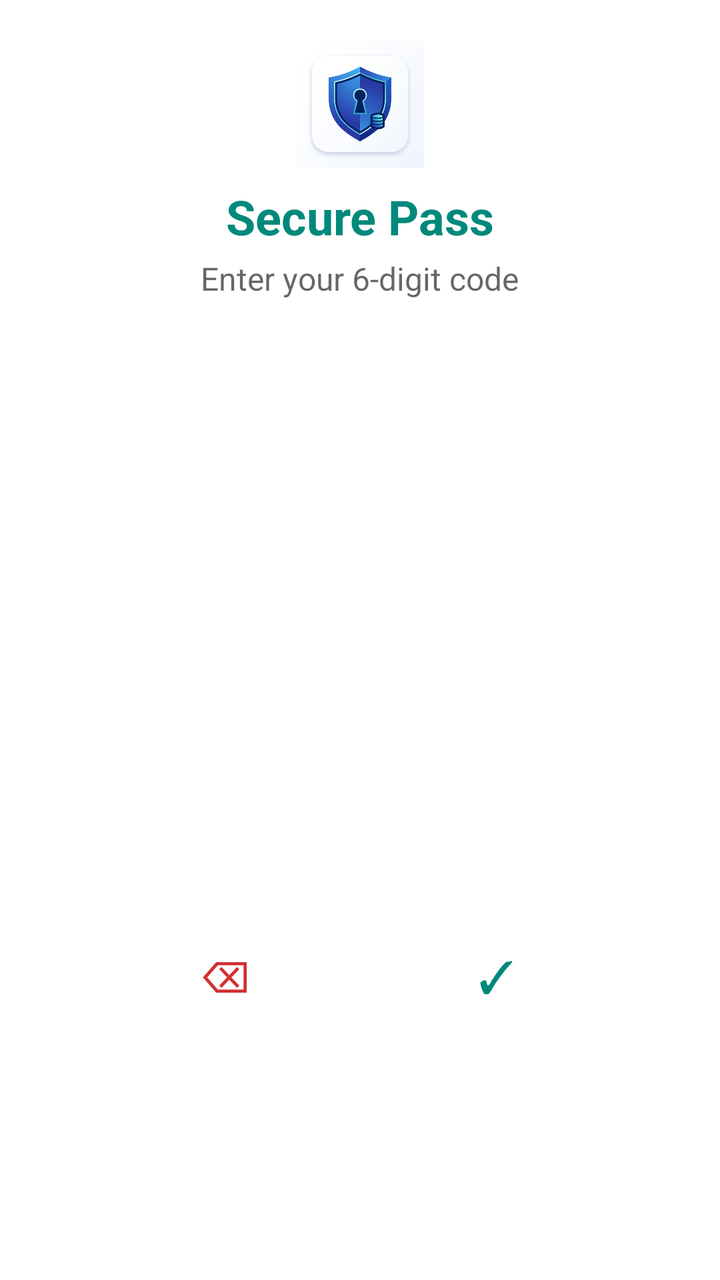
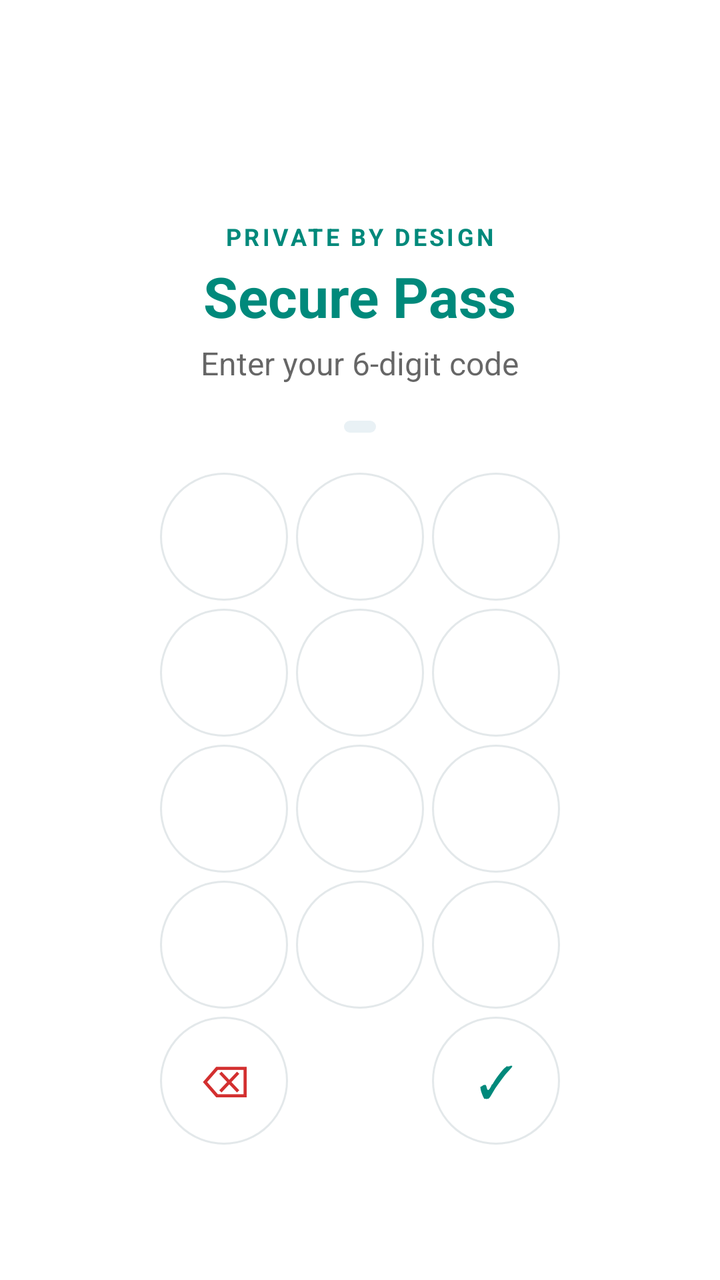

Before-and-after screenshots of an Android layout around one commit, followed by the original layout XML and the change that was made.
<!-- AndroidManifest.xml: application theme Theme.SecurePass -->
<!-- res/layout/activity_main.xml -->
<?xml version="1.0" encoding="utf-8"?>
<LinearLayout
    xmlns:android="http://schemas.android.com/apk/res/android"
    xmlns:app="http://schemas.android.com/apk/res-auto"
    android:layout_width="match_parent"
    android:layout_height="match_parent"
    android:orientation="vertical"
    android:gravity="center_horizontal"
    android:paddingTop="20dp"
    android:paddingStart="24dp"
    android:paddingEnd="24dp"
    android:fitsSystemWindows="true">

    
    <ImageView
        android:id="@+id/ivLockIcon"
        android:layout_width="64dp"
        android:layout_height="64dp"
        android:src="@drawable/classic_blue"
        android:scaleType="fitCenter"
        android:adjustViewBounds="true"
        android:contentDescription="Secure Pass"
        android:layout_marginBottom="8dp"/>

    
    <TextView
        android:layout_width="wrap_content"
        android:layout_height="wrap_content"
        android:text="Secure Pass"
        android:textSize="24sp"
        android:textColor="?attr/colorPrimary"
        android:textStyle="bold"
        android:layout_marginBottom="4dp"/>

    
    <TextView
        android:id="@+id/tvInstruction"
        android:layout_width="wrap_content"
        android:layout_height="wrap_content"
        android:text="Enter your 6-digit code"
        android:textSize="16sp"
        android:textColor="?android:attr/textColorSecondary"
        android:layout_marginBottom="16dp"/>

    
    <LinearLayout
        android:id="@+id/pinDotsContainer"
        android:layout_width="wrap_content"
        android:layout_height="wrap_content"
        android:orientation="horizontal"
        android:layout_marginBottom="16dp">
    </LinearLayout>

    
    <GridLayout
        android:id="@+id/gridNumberPad"
        android:layout_width="wrap_content"
        android:layout_height="wrap_content"
        android:columnCount="3"
        android:rowCount="5"
        android:gravity="center">

        
        <Button android:id="@+id/btnKey0" style="@style/NumberPadButton"/>
        <Button android:id="@+id/btnKey1" style="@style/NumberPadButton"/>
        <Button android:id="@+id/btnKey2" style="@style/NumberPadButton"/>

        
        <Button android:id="@+id/btnKey3" style="@style/NumberPadButton"/>
        <Button android:id="@+id/btnKey4" style="@style/NumberPadButton"/>
        <Button android:id="@+id/btnKey5" style="@style/NumberPadButton"/>

        
        <Button android:id="@+id/btnKey6" style="@style/NumberPadButton"/>
        <Button android:id="@+id/btnKey7" style="@style/NumberPadButton"/>
        <Button android:id="@+id/btnKey8" style="@style/NumberPadButton"/>

        
        <Button android:id="@+id/btnKey9" style="@style/NumberPadButton"/>
        <Button android:id="@+id/btnKey10" style="@style/NumberPadButton"/>
        <Button android:id="@+id/btnKey11" style="@style/NumberPadButton"/>

        
        <Button android:id="@+id/btnDelete" style="@style/NumberPadButton" android:text="⌫"
            android:textColor="#D32F2F"/>
        <ImageButton
            android:id="@+id/btnBiometric"
            android:layout_width="64dp"
            android:layout_height="64dp"
            android:layout_margin="2dp"
            android:background="?attr/selectableItemBackgroundBorderless"
            android:src="@android:drawable/ic_dialog_info"
            android:contentDescription="Biometric Unlock"
            android:scaleType="fitCenter"
            app:tint="?attr/colorPrimary"
            android:visibility="invisible"/>
        <Button android:id="@+id/btnSubmit" style="@style/NumberPadButton" android:text="✓"
            android:textColor="?attr/colorPrimary"/>
    </GridLayout>

    
    <TextView
        android:id="@+id/tvError"
        android:layout_width="wrap_content"
        android:layout_height="wrap_content"
        android:text="Wrong code. Try again."
        android:textSize="14sp"
        android:textColor="#D32F2F"
        android:visibility="gone"
        android:layout_marginTop="12dp"/>

</LinearLayout>
<!-- resources referenced by this layout -->
<resources>
  <!-- drawable classic_blue: png bitmap (drawable, 287927 bytes) -->
  <style name="NumberPadButton" parent="Widget.MaterialComponents.Button.TextButton">
          <item name="android:layout_width">64dp</item>
          <item name="android:layout_height">64dp</item>
          <item name="android:textSize">22sp</item>
          <item name="android:textColor">?android:attr/textColorPrimary</item>
          <item name="android:layout_margin">2dp</item>
          <item name="cornerRadius">32dp</item>
          <item name="android:insetTop">0dp</item>
          <item name="android:insetBottom">0dp</item>
          <item name="rippleColor">?attr/colorControlHighlight</item>
      </style>
  <style name="Theme.SecurePass" parent="Theme.MaterialComponents.DayNight.NoActionBar">
          
          <item name="colorPrimary">@color/palette_teal_primary</item>
          <item name="colorOnPrimary">@color/white</item>
          
          <item name="colorSecondary">#FFB300</item>
          <item name="colorOnSecondary">#000000</item>
          
          <item name="android:statusBarColor">@color/palette_teal_variant</item>
          
          <item name="android:windowBackground">?android:attr/colorBackground</item>
      </style>
  <color name="palette_teal_primary">#00897B</color>
  <color name="white">#FFFFFFFF</color>
  <color name="palette_teal_variant">#00695C</color>
</resources>

<!-- the commit's change to res/layout/activity_main.xml (unified diff, before → after) -->
@@ -6,7 +6,8 @@
     android:layout_height="match_parent"
     android:orientation="vertical"
     android:gravity="center_horizontal"
-    android:paddingTop="20dp"
+    android:background="?android:attr/colorBackground"
+    android:paddingTop="28dp"
     android:paddingStart="24dp"
     android:paddingEnd="24dp"
     android:fitsSystemWindows="true">
@@ -14,20 +15,30 @@
     
     <ImageView
         android:id="@+id/ivLockIcon"
-        android:layout_width="64dp"
-        android:layout_height="64dp"
-        android:src="@drawable/classic_blue"
+        android:layout_width="72dp"
+        android:layout_height="72dp"
+        android:src="@mipmap/ic_launcher_teal"
         android:scaleType="fitCenter"
         android:adjustViewBounds="true"
         android:contentDescription="Secure Pass"
-        android:layout_marginBottom="8dp"/>
+        android:layout_marginBottom="10dp"/>
+
+    <TextView
+        android:layout_width="wrap_content"
+        android:layout_height="wrap_content"
+        android:layout_marginBottom="3dp"
+        android:letterSpacing="0.12"
+        android:text="PRIVATE BY DESIGN"
+        android:textColor="?attr/colorPrimary"
+        android:textSize="12sp"
+        android:textStyle="bold" />
 
     
     <TextView
         android:layout_width="wrap_content"
         android:layout_height="wrap_content"
         android:text="Secure Pass"
-        android:textSize="24sp"
+        android:textSize="28sp"
         android:textColor="?attr/colorPrimary"
         android:textStyle="bold"
         android:layout_marginBottom="4dp"/>
@@ -40,7 +51,7 @@
         android:text="Enter your 6-digit code"
         android:textSize="16sp"
         android:textColor="?android:attr/textColorSecondary"
-        android:layout_marginBottom="16dp"/>
+        android:layout_marginBottom="18dp"/>
 
     
     <LinearLayout
@@ -48,7 +59,12 @@
         android:layout_width="wrap_content"
         android:layout_height="wrap_content"
         android:orientation="horizontal"
-        android:layout_marginBottom="16dp">
+        android:layout_marginBottom="18dp"
+        android:paddingStart="8dp"
+        android:paddingTop="3dp"
+        android:paddingEnd="8dp"
+        android:paddingBottom="3dp"
+        android:background="@drawable/pin_track_background">
     </LinearLayout>
 
     
<!-- resource entries referenced after the edit -->
@@ -1,13 +1,27 @@
 <!-- resources referenced by this layout -->
 <resources>
-  <!-- drawable classic_blue: png bitmap (drawable, 287927 bytes) -->
-  <style name="NumberPadButton" parent="Widget.MaterialComponents.Button.TextButton">
+  <!-- drawable pin_track_background (drawable) -->
+  <?xml version="1.0" encoding="utf-8"?>
+  <shape xmlns:android="http://schemas.android.com/apk/res/android">
+      <solid android:color="#E9F1F5" />
+      <corners android:radius="18dp" />
+  </shape>
+  <!-- mipmap ic_launcher_teal (mipmap-anydpi-v26) -->
+  <adaptive-icon xmlns:android="http://schemas.android.com/apk/res/android">
+      <background android:drawable="@color/launcher_background" />
+      <foreground android:drawable="@drawable/securepass_foreground_teal" />
+      <monochrome android:drawable="@drawable/securepass_monochrome" />
+  </adaptive-icon>
+  <style name="NumberPadButton" parent="Widget.MaterialComponents.Button.OutlinedButton">
           <item name="android:layout_width">64dp</item>
           <item name="android:layout_height">64dp</item>
           <item name="android:textSize">22sp</item>
           <item name="android:textColor">?android:attr/textColorPrimary</item>
           <item name="android:layout_margin">2dp</item>
           <item name="cornerRadius">32dp</item>
+          <item name="strokeWidth">1dp</item>
+          <item name="strokeColor">#2D607D8B</item>
+          <item name="backgroundTint">?attr/colorSurface</item>
           <item name="android:insetTop">0dp</item>
           <item name="android:insetBottom">0dp</item>
           <item name="rippleColor">?attr/colorControlHighlight</item>
@@ -24,6 +38,19 @@
           
           <item name="android:windowBackground">?android:attr/colorBackground</item>
       </style>
+  <color name="launcher_background">#101827</color>
+  <!-- drawable securepass_foreground_teal (drawable) -->
+  <vector xmlns:android="http://schemas.android.com/apk/res/android" android:width="108dp" android:height="108dp" android:viewportWidth="108" android:viewportHeight="108">
+      <path android:fillColor="#00897B" android:pathData="M54,18 L78,28 L78,49 C78,66 68,79 54,88 C40,79 30,66 30,49 L30,28 Z" />
+      <path android:fillColor="#00695C" android:pathData="M54,27 L70,33 L70,49 C70,60 64,69 54,76 C44,69 38,60 38,49 L38,33 Z" />
+      <path android:fillColor="#FFFFFFFF" android:fillAlpha="0.22" android:pathData="M35,31 L54,24 L73,31 L72,34 L54,28 L36,34 Z" />
+      <path android:fillColor="#F7F9FC" android:pathData="M54,39 A6,6 0,1 0,54 51 A6,6 0,1 0,54 39 Z M51,49 L57,49 L60,63 L48,63 Z" />
+  </vector>
+  <!-- drawable securepass_monochrome (drawable) -->
+  <vector xmlns:android="http://schemas.android.com/apk/res/android" android:width="108dp" android:height="108dp" android:viewportWidth="108" android:viewportHeight="108">
+      <path android:fillColor="#00000000" android:strokeColor="#FFFFFFFF" android:strokeWidth="4" android:strokeLineJoin="round" android:pathData="M54,20 L77,29 L77,49 C77,65 67,78 54,86 C41,78 31,65 31,49 L31,29 Z" />
+      <path android:fillColor="#FFFFFFFF" android:pathData="M54,39 A6,6 0,1 0,54 51 A6,6 0,1 0,54 39 Z M51,49 L57,49 L60,63 L48,63 Z" />
+  </vector>
   <color name="palette_teal_primary">#00897B</color>
   <color name="white">#FFFFFFFF</color>
   <color name="palette_teal_variant">#00695C</color>
